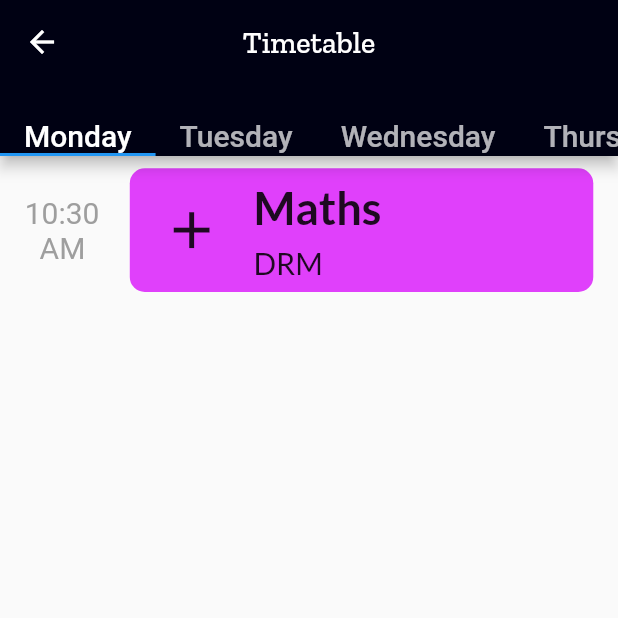
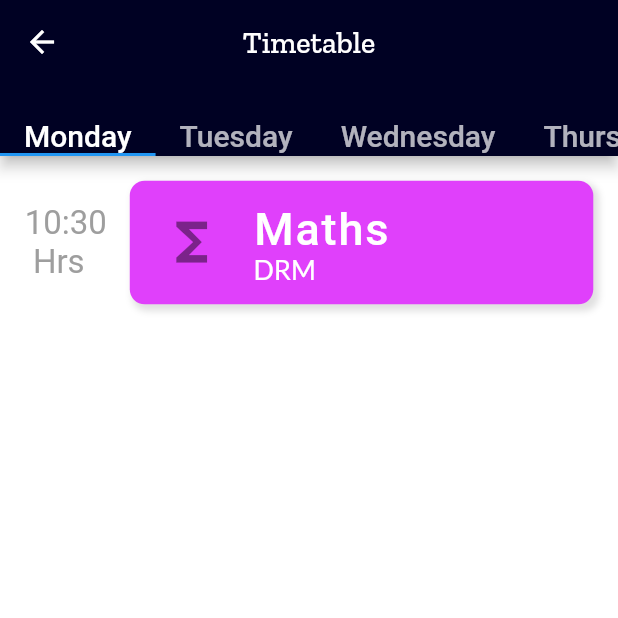
Before and after one commit to al-habibi-1107/routine_app-1, a Flutter app: the screen it shows after launch, after a tap on "TODAY", on a phone screen of 412 x 824 dp, the top half of it. Run offline on Flutter 3.47's test engine with Material 2 defaults, Android fonts, the phone set to English and light mode, and no system bars; our stand-ins replace google_fonts; Roboto replaces fonts that are missing (Arvo).

Commit message:
Ui part 2

```diff
--- a/lib/models/items.dart
+++ b/lib/models/items.dart
@@ -8,13 +8,12 @@ class Items with ChangeNotifier {
         subject: Subject(
           subjectName: 'Maths',
           teacher: 'DRM',
-        iconpara: Icons.add,
+          iconpara: Icons.functions,
           color: Colors.purpleAccent,
         ),
         startTime: DateTime.now(),
-      endTime: DateTime.now().add(Duration(minutes:30)),
-      day: 'Monday'
-    ),
+        endTime: DateTime.now().add(Duration(minutes: 30)),
+        day: 'Monday'),
     Item(
         subject: Subject(
           subjectName: 'DCLD',
@@ -23,9 +22,8 @@ class Items with ChangeNotifier {
           color: Colors.lime,
         ),
         startTime: DateTime.now(),
-      endTime: DateTime.now().add(Duration(minutes:30)),
-      day: 'Tuesday'
-    ),
+        endTime: DateTime.now().add(Duration(minutes: 30)),
+        day: 'Tuesday'),
     Item(
         subject: Subject(
           subjectName: 'COA',
@@ -33,10 +31,9 @@ class Items with ChangeNotifier {
           iconpara: Icons.tag_faces,
           color: Colors.lightGreen,
         ),
-      startTime: DateTime.now().add(Duration(minutes: 15 )),
+        startTime: DateTime.now().add(Duration(minutes: 15)),
         endTime: DateTime.now().add(Duration(hours: 1)),
-      day: 'Tuesday'
-    ),
+        day: 'Tuesday'),
   ];
 
   get items {
@@ -44,10 +41,9 @@ class Items with ChangeNotifier {
   }
 
   List<Item> getDayItems(String day) {
-   List<Item>list= _items.where((element) => element.day==day).toList();
+    List<Item> list = _items.where((element) => element.day == day).toList();
     //print(list[0].day);
 
     return list;
-
   }
 }
--- a/lib/screens/homescreen.dart
+++ b/lib/screens/homescreen.dart
@@ -7,7 +7,7 @@ import '../screens/weekDayScreen.dart';
 
 class HomeScreen extends StatelessWidget {
   final todayDate = DateFormat.yMMMMEEEEd().format(DateTime.now());
-  final todayDay= DateFormat.EEEE().format(DateTime.now());
+  final todayDay = DateFormat.EEEE().format(DateTime.now());
 
   final List<List<Object>> weekDays = [
     ['Monday', Icon(Icons.tag_faces)],
@@ -26,7 +26,7 @@ class HomeScreen extends StatelessWidget {
       backgroundColor: Colors.white,
       appBar: AppBar(
         centerTitle: true,
-        backgroundColor: Color.fromRGBO(0, 01, 25, 1),
+        backgroundColor: Color.fromRGBO(0, 01, 35, 1),
         title: Text(
           'MyClasses',
           textAlign: TextAlign.center,
@@ -41,7 +41,7 @@ class HomeScreen extends StatelessWidget {
             decoration: BoxDecoration(
               boxShadow: [
                 BoxShadow(
-                  color: Color.fromRGBO(0, 01, 25, 0.2),
+                  color: Color.fromRGBO(0, 01, 35, 0.5),
                   blurRadius: 5.0, // soften the shadow
                   spreadRadius: 1.0, //extend the shadow
                   offset: Offset(
@@ -50,7 +50,7 @@ class HomeScreen extends StatelessWidget {
                   ),
                 )
               ],
-              color: Color.fromRGBO(0, 01, 25, 1),
+              color: Color.fromRGBO(0, 01, 35, 1),
               borderRadius: BorderRadius.vertical(
                 bottom: Radius.circular(45),
               ),
@@ -145,8 +145,9 @@ class HomeScreen extends StatelessWidget {
                   mainAxisAlignment: MainAxisAlignment.spaceBetween,
                   children: [
                     GestureDetector(
-                      onTap: (){
-                        Navigator.of(context).pushNamed(WeekDayScreen.routeName,arguments: todayDay );
+                      onTap: () {
+                        Navigator.of(context).pushNamed(WeekDayScreen.routeName,
+                            arguments: todayDay);
                       },
                       child: Column(
                         crossAxisAlignment: CrossAxisAlignment.start,
--- a/lib/screens/weekDayScreen.dart
+++ b/lib/screens/weekDayScreen.dart
@@ -1,6 +1,7 @@
 import 'package:flutter/material.dart';
 import 'package:google_fonts/google_fonts.dart';
 import 'package:provider/provider.dart';
+import 'dart:ui';
 
 import '../models/subject.dart';
 import '../models/items.dart';
@@ -48,13 +49,15 @@ class _WeekDayScreenState extends State<WeekDayScreen> {
       });
     }
 
+    final device = MediaQuery.of(context).size;
     return DefaultTabController(
       initialIndex: currentTab,
       length: weekDays.length,
       child: Scaffold(
+        backgroundColor: Colors.white,
         appBar: AppBar(
           title: Text('Timetable', style: GoogleFonts.zillaSlab()),
-          backgroundColor: Color.fromRGBO(0, 01, 19, 1),
+          backgroundColor: Color.fromRGBO(0, 01, 35, 1),
           centerTitle: true,
           bottom: TabBar(
             onTap: (index) {
@@ -65,21 +68,45 @@ class _WeekDayScreenState extends State<WeekDayScreen> {
             },
             isScrollable: true,
             tabs: [
-              Text(weekDays[0],style: TextStyle(fontSize:20),),
-              Text(weekDays[1],style: TextStyle(fontSize:20),),
-              Text(weekDays[2],style: TextStyle(fontSize:20),),
-              Text(weekDays[3],style: TextStyle(fontSize:20),),
-              Text(weekDays[4],style: TextStyle(fontSize:20),),
-              Text(weekDays[5],style: TextStyle(fontSize:20),),
+              Text(
+                weekDays[0],
+                style: TextStyle(fontSize: 20),
+              ),
+              Text(
+                weekDays[1],
+                style: TextStyle(fontSize: 20),
+              ),
+              Text(
+                weekDays[2],
+                style: TextStyle(fontSize: 20),
+              ),
+              Text(
+                weekDays[3],
+                style: TextStyle(fontSize: 20),
+              ),
+              Text(
+                weekDays[4],
+                style: TextStyle(fontSize: 20),
+              ),
+              Text(
+                weekDays[5],
+                style: TextStyle(fontSize: 20),
+              ),
             ],
           ),
         ),
         body: isEmpty
-            ? Center(
-                child: Image.asset(
-                'assets/empty_msg.png',
-                fit: BoxFit.fitHeight,
-              ))
+            ? Container(
+                margin: EdgeInsets.symmetric(
+                  horizontal: device.width * 0.25,
+                  vertical: device.height * 0.25,
+                ),
+                child: Center(
+                    child: Image.asset(
+                  'assets/empty_msg.png',
+                  fit: BoxFit.scaleDown,
+                )),
+              )
             : ListView.builder(
                 itemBuilder: (ctx, i) {
                   return ItemTile(currentElements[i]);
--- a/lib/widgets/itemtile.dart
+++ b/lib/widgets/itemtile.dart
@@ -27,12 +27,25 @@ class ItemTile extends StatelessWidget {
         mainAxisAlignment: MainAxisAlignment.spaceBetween,
         children: [
           Text(
-            '$startTime\n  $am',
-            style: GoogleFonts.autourOne(fontSize: 20, color: Colors.grey),
+            '$startTime\n Hrs',
+            style:
+                GoogleFonts.arvo(fontSize: 22, color: Colors.grey, shadows: []),
           ),
           Container(
-            padding: EdgeInsets.only(left:device.width*0.05),
+            margin: EdgeInsets.symmetric(vertical: device.height * 0.01),
+            padding: EdgeInsets.only(left: device.width * 0.05),
             decoration: BoxDecoration(
+                boxShadow: [
+                  BoxShadow(
+                    color: Colors.black12,
+                    blurRadius: 3.5, // soften the shadow
+                    spreadRadius: 1.0, //extend the shadow
+                    offset: Offset(
+                      2.5, // Move to right 10  horizontally
+                      3.0, // Move to bottom 10 Vertically
+                    ),
+                  )
+                ],
                 color: currentItem.subject.color,
                 borderRadius: BorderRadius.all(Radius.circular(10))),
             height: device.height * 0.1,
@@ -40,21 +53,31 @@ class ItemTile extends StatelessWidget {
             child: Row(mainAxisAlignment: MainAxisAlignment.start, children: [
               Icon(
                 currentItem.subject.iconpara,
+                color: Colors.black45,
                 size: device.height * 0.05,
               ),
-              SizedBox(width: device.width*0.05,),
+              SizedBox(
+                width: device.width * 0.05,
+              ),
               Column(
                 mainAxisAlignment: MainAxisAlignment.spaceEvenly,
                 crossAxisAlignment: CrossAxisAlignment.start,
                 children: <Widget>[
                   Text(
                     '${currentItem.subject.subjectName}',
-                    style: GoogleFonts.lato(
-                        fontSize: 30, fontWeight: FontWeight.bold),
+                    style: GoogleFonts.arvo(
+                        fontSize: 30,
+                        fontWeight: FontWeight.w500,
+                        color: Colors.white,
+                        letterSpacing: 1.2),
                   ),
                   Text(
                     '${currentItem.subject.teacher}',
-                    style: GoogleFonts.lato(fontSize: 20),
+                    style: GoogleFonts.lato(
+                        fontSize: 18,
+                        color: Colors.white,
+                        height: 0.1,
+                        fontWeight: FontWeight.w400),
                   ),
                 ],
               )
```
Also changed, not shown: assets/empty_msg.png. Lines whose indentation alone changed are shown as unchanged.
